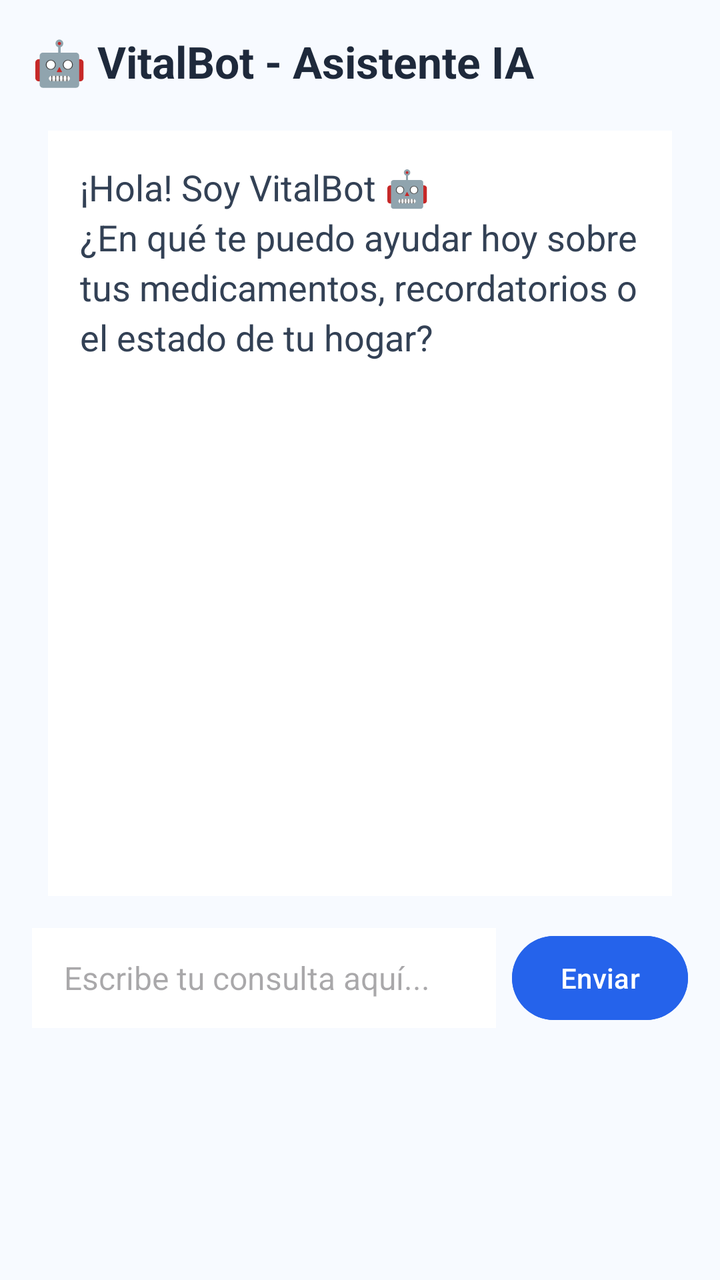
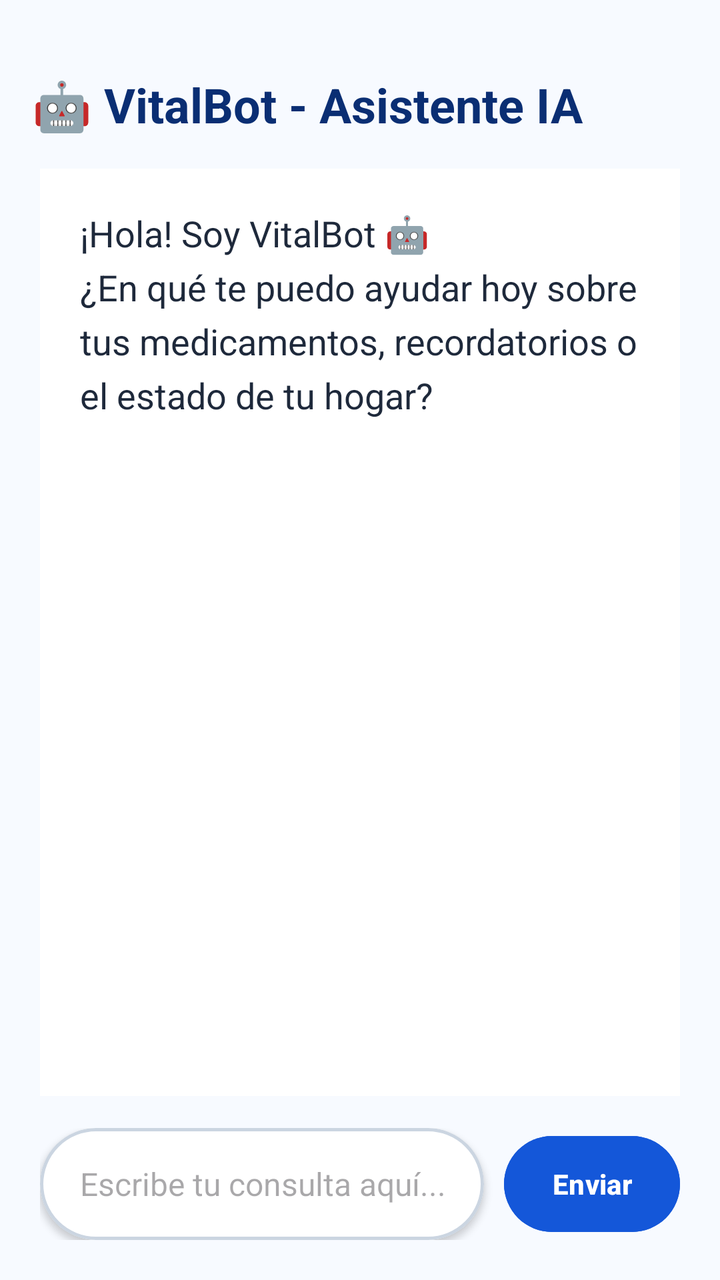

The first picture is an Android layout as it rendered before a commit; the second is the same layout after the commit. The layout source and the unified diff follow.
<!-- AndroidManifest.xml: application theme Theme.Vitalhome -->
<!-- res/layout/fragment_asistente.xml -->
<?xml version="1.0" encoding="utf-8"?>
<LinearLayout xmlns:android="http://schemas.android.com/apk/res/android"
    xmlns:app="http://schemas.android.com/apk/res-auto"
    android:layout_width="match_parent"
    android:layout_height="match_parent"
    android:orientation="vertical"
    android:background="#F7FAFF"
    android:padding="16dp">

    
    <LinearLayout
        android:layout_width="match_parent"
        android:layout_height="wrap_content"
        android:orientation="horizontal"
        android:gravity="center_vertical"
        android:paddingBottom="12dp">

        <TextView
            android:layout_width="0dp"
            android:layout_height="wrap_content"
            android:layout_weight="1"
            android:text="🤖 VitalBot - Asistente IA"
            android:textColor="#1E293B"
            android:textSize="22sp"
            android:textStyle="bold" />
    </LinearLayout>

    
    <ScrollView
        android:layout_width="match_parent"
        android:layout_height="0dp"
        android:layout_weight="1"
        android:fillViewport="true"
        android:padding="8dp">

        <TextView
            android:id="@+id/tvRespuestaIA"
            android:layout_width="match_parent"
            android:layout_height="wrap_content"
            android:text="¡Hola! Soy VitalBot 🤖\n¿En qué te puedo ayudar hoy sobre tus medicamentos, recordatorios o el estado de tu hogar?"
            android:textColor="#334155"
            android:textSize="18sp"
            android:lineSpacingExtra="4dp"
            android:background="#FFFFFF"
            android:padding="16dp" />
    </ScrollView>

    
    <LinearLayout
        android:layout_width="match_parent"
        android:layout_height="wrap_content"
        android:orientation="horizontal"
        android:gravity="center_vertical"
        android:layout_marginBottom="110dp"
        android:paddingTop="8dp">

        <EditText
            android:id="@+id/etPregunta"
            android:layout_width="0dp"
            android:layout_height="50dp"
            android:layout_weight="1"
            android:hint="Escribe tu consulta aquí..."
            android:background="#FFFFFF"
            android:paddingHorizontal="16dp"
            android:textColor="#1E293B"
            android:textSize="16sp" />

        <Button
            android:id="@+id/btnEnviarIA"
            android:layout_width="wrap_content"
            android:layout_height="50dp"
            android:layout_marginStart="8dp"
            android:text="Enviar"
            android:textAllCaps="false"
            android:backgroundTint="#2563EB"
            android:textColor="#FFFFFF" />
    </LinearLayout>

</LinearLayout>
<!-- resources referenced by this layout -->
<resources>
  <style name="Theme.Vitalhome" parent="Base.Theme.Vitalhome" />
  <style name="Base.Theme.Vitalhome" parent="Theme.Material3.Light.NoActionBar">
          <item name="colorPrimary">#1457D9</item>
          <item name="android:windowBackground">#F7FAFF</item>
          <item name="android:statusBarColor">#FFFFFF</item>
          <item name="android:windowLightStatusBar">true</item>
      </style>
</resources>

<!-- the commit's change to res/layout/fragment_asistente.xml (unified diff, before → after) -->
@@ -1,14 +1,17 @@
-<?xml version="1.0" encoding="utf-8"?>
+﻿<?xml version="1.0" encoding="utf-8"?>
 <LinearLayout xmlns:android="http://schemas.android.com/apk/res/android"
     xmlns:app="http://schemas.android.com/apk/res-auto"
     android:layout_width="match_parent"
     android:layout_height="match_parent"
     android:orientation="vertical"
     android:background="#F7FAFF"
-    android:padding="16dp">
+    android:paddingTop="36dp"
+    android:paddingHorizontal="16dp"
+    android:paddingBottom="8dp">
 
     
     <LinearLayout
+        android:id="@+id/headerLayout"
         android:layout_width="match_parent"
         android:layout_height="wrap_content"
         android:orientation="horizontal"
@@ -20,60 +23,76 @@
             android:layout_height="wrap_content"
             android:layout_weight="1"
             android:text="🤖 VitalBot - Asistente IA"
-            android:textColor="#1E293B"
-            android:textSize="22sp"
+            android:textColor="#0A2E73"
+            android:textSize="24sp"
             android:textStyle="bold" />
     </LinearLayout>
 
     
     <ScrollView
+        android:id="@+id/scrollViewAsistente"
         android:layout_width="match_parent"
         android:layout_height="0dp"
         android:layout_weight="1"
         android:fillViewport="true"
-        android:padding="8dp">
+        android:padding="4dp">
 
         <TextView
             android:id="@+id/tvRespuestaIA"
             android:layout_width="match_parent"
             android:layout_height="wrap_content"
             android:text="¡Hola! Soy VitalBot 🤖\n¿En qué te puedo ayudar hoy sobre tus medicamentos, recordatorios o el estado de tu hogar?"
-            android:textColor="#334155"
+            android:textColor="#1E293B"
             android:textSize="18sp"
-            android:lineSpacingExtra="4dp"
+            android:lineSpacingExtra="6dp"
             android:background="#FFFFFF"
-            android:padding="16dp" />
+            android:padding="20dp" />
     </ScrollView>
 
     
     <LinearLayout
+        android:id="@+id/inputContainer"
         android:layout_width="match_parent"
         android:layout_height="wrap_content"
         android:orientation="horizontal"
         android:gravity="center_vertical"
-        android:layout_marginBottom="110dp"
-        android:paddingTop="8dp">
+        android:layout_marginTop="8dp"
+        android:layout_marginBottom="8dp"
+        android:padding="4dp">
 
-        <EditText
-            android:id="@+id/etPregunta"
+        <com.google.android.material.card.MaterialCardView
             android:layout_width="0dp"
-            android:layout_height="50dp"
+            android:layout_height="56dp"
             android:layout_weight="1"
-            android:hint="Escribe tu consulta aquí..."
-            android:background="#FFFFFF"
-            android:paddingHorizontal="16dp"
-            android:textColor="#1E293B"
-            android:textSize="16sp" />
+            app:cardBackgroundColor="#FFFFFF"
+            app:cardCornerRadius="28dp"
+            app:strokeColor="#CBD5E1"
+            app:strokeWidth="1.5dp"
+            app:cardElevation="2dp">
+
+            <EditText
+                android:id="@+id/etPregunta"
+                android:layout_width="match_parent"
+                android:layout_height="match_parent"
+                android:hint="Escribe tu consulta aquí..."
+                android:background="@android:color/transparent"
+                android:paddingHorizontal="20dp"
+                android:textColor="#1E293B"
+                android:textSize="16sp"
+                android:inputType="textLongMessage" />
+        </com.google.android.material.card.MaterialCardView>
 
         <Button
             android:id="@+id/btnEnviarIA"
             android:layout_width="wrap_content"
-            android:layout_height="50dp"
-            android:layout_marginStart="8dp"
+            android:layout_height="56dp"
+            android:layout_marginStart="10dp"
             android:text="Enviar"
             android:textAllCaps="false"
-            android:backgroundTint="#2563EB"
-            android:textColor="#FFFFFF" />
+            android:backgroundTint="#1457D9"
+            android:textColor="#FFFFFF"
+            android:textStyle="bold"
+            app:cornerRadius="28dp" />
     </LinearLayout>
 
 </LinearLayout>
